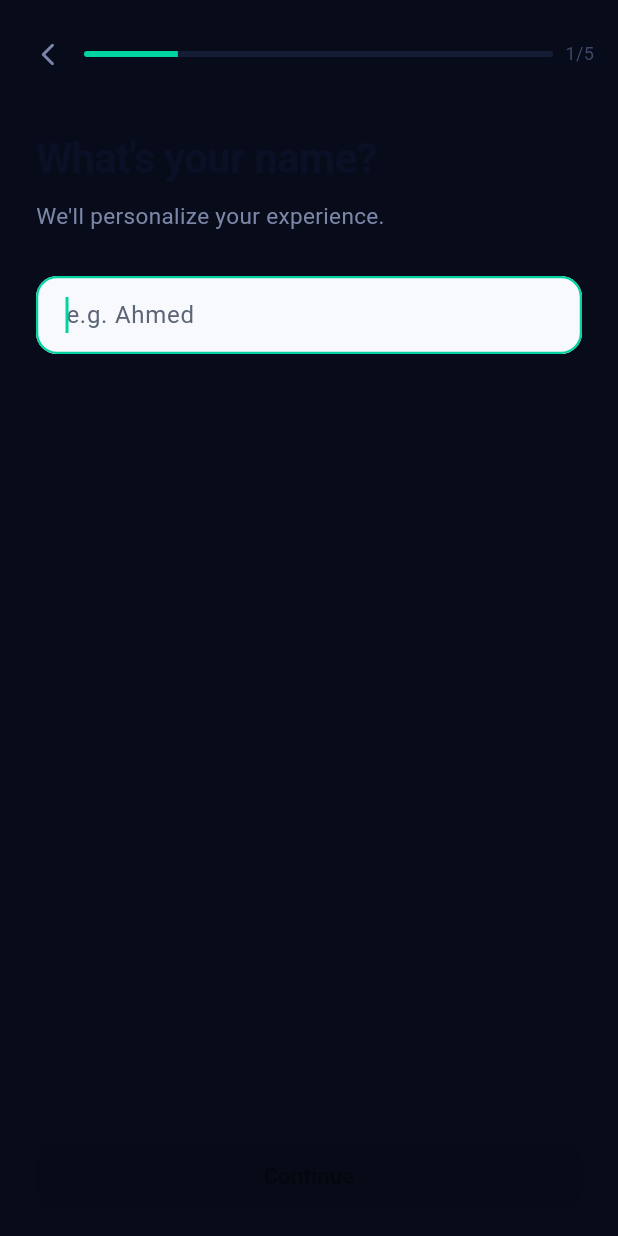
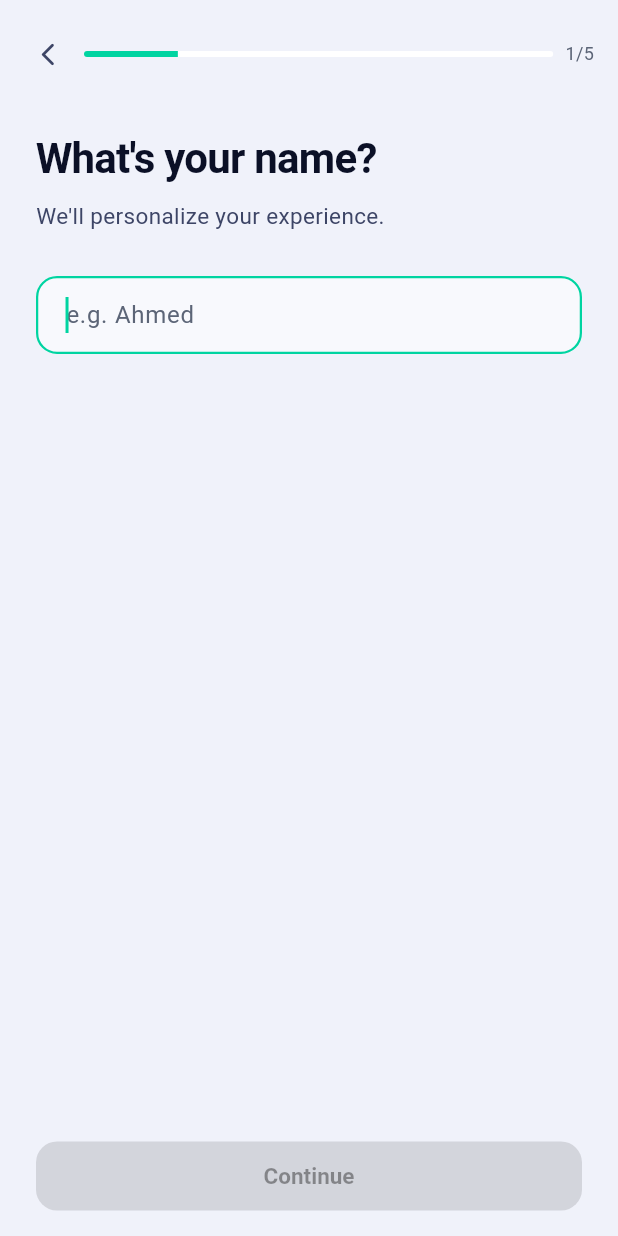
Before and after one commit to abuhussein1504/3ML, a Flutter app: the screen it shows after launch, after a tap on "Light", after a tap on "I'm New — Set Up My Budget", on a phone screen of 412 x 824 dp. Run offline on Flutter 3.47's test engine with Material 3 defaults, Android fonts, the phone set to English and light mode, and no system bars; our stand-ins replace file_picker, fl_chart, share_plus, shared_preferences, sqflite; accounts and stored records are empty.

Commit message:
edit on themes

```diff
--- a/lib/screens/onboarding/onboarding_screen.dart
+++ b/lib/screens/onboarding/onboarding_screen.dart
@@ -13,8 +13,9 @@ class OnboardingScreen extends StatelessWidget {
 
   @override
   Widget build(BuildContext context) {
+    final c = context.appColors;
     return Scaffold(
-      backgroundColor: AppTheme.bgPrimary,
+      backgroundColor: c.bgPrimary,
       body: SafeArea(
         child: LayoutBuilder(
           builder: (context, constraints) {
@@ -40,33 +41,33 @@ class OnboardingScreen extends StatelessWidget {
                               borderRadius: BorderRadius.circular(20),
                             ),
                             alignment: Alignment.center,
-                            child: const Text(
+                            child: Text(
                               '3ML',
                               style: TextStyle(
                                 fontSize: 22,
                                 fontWeight: FontWeight.w900,
-                                color: AppTheme.bgPrimary,
+                                color: c.bgPrimary,
                                 letterSpacing: -1,
                               ),
                             ),
                           ),
                           const SizedBox(height: 28),
-                          const Text(
+                          Text(
                             'Make My\nMoney Last',
                             style: TextStyle(
                               fontSize: 42,
                               fontWeight: FontWeight.w900,
-                              color: AppTheme.textPrimary,
+                              color: c.textPrimary,
                               height: 1.1,
                               letterSpacing: -1.5,
                             ),
                           ),
                           const SizedBox(height: 16),
-                          const Text(
+                          Text(
                             'One number. Every day.\nHow much can you safely spend today?',
                             style: TextStyle(
                               fontSize: 17,
-                              color: AppTheme.textSecondary,
+                              color: c.textSecondary,
                               height: 1.5,
                             ),
                           ),
@@ -105,8 +106,8 @@ class OnboardingScreen extends StatelessWidget {
                               width: double.infinity,
                               child: OutlinedButton(
                                 style: OutlinedButton.styleFrom(
-                                  foregroundColor: AppTheme.textPrimary,
-                                  side: const BorderSide(color: AppTheme.border),
+                                  foregroundColor: c.textPrimary,
+                                  side: BorderSide(color: c.border),
                                   padding:
                                       const EdgeInsets.symmetric(vertical: 14),
                                   shape: RoundedRectangleBorder(
@@ -183,6 +184,7 @@ class _FeatureRow extends StatelessWidget {
 
   @override
   Widget build(BuildContext context) {
+    final c = context.appColors;
     return Row(
       crossAxisAlignment: CrossAxisAlignment.start,
       children: [
@@ -191,9 +193,9 @@ class _FeatureRow extends StatelessWidget {
         Expanded(
           child: Text(
             text,
-            style: const TextStyle(
+            style: TextStyle(
               fontSize: 15,
-              color: AppTheme.textSecondary,
+              color: c.textSecondary,
             ),
           ),
         ),
--- a/lib/screens/onboarding/setup_screen.dart
+++ b/lib/screens/onboarding/setup_screen.dart
@@ -112,8 +112,12 @@ class _SetupScreenState extends State<SetupScreen> {
 
   @override
   Widget build(BuildContext context) {
+    final c = context.appColors;
+    final elevatedFg = Theme.of(context).brightness == Brightness.dark
+        ? c.bgPrimary
+        : Colors.white;
     return Scaffold(
-      backgroundColor: AppTheme.bgPrimary,
+      backgroundColor: c.bgPrimary,
       resizeToAvoidBottomInset: true,
       body: SafeArea(
         child: Column(
@@ -125,15 +129,15 @@ class _SetupScreenState extends State<SetupScreen> {
                 children: [
                   IconButton(
                     onPressed: _back,
-                    icon: const Icon(Icons.arrow_back_ios_new_rounded,
-                        color: AppTheme.textSecondary, size: 18),
+                    icon: Icon(Icons.arrow_back_ios_new_rounded,
+                        color: c.textSecondary, size: 18),
                   ),
                   Expanded(
                     child: ClipRRect(
                       borderRadius: BorderRadius.circular(4),
                       child: LinearProgressIndicator(
                         value: (_step + 1) / 5,
-                        backgroundColor: AppTheme.bgCard,
+                        backgroundColor: c.bgCard,
                         valueColor: const AlwaysStoppedAnimation(AppTheme.primary),
                         minHeight: 4,
                       ),
@@ -142,8 +146,8 @@ class _SetupScreenState extends State<SetupScreen> {
                   const SizedBox(width: 8),
                   Text(
                     '${_step + 1}/5',
-                    style: const TextStyle(
-                        color: AppTheme.textMuted, fontSize: 12),
+                    style: TextStyle(
+                        color: c.textMuted, fontSize: 12),
                   ),
                 ],
               ),
@@ -161,7 +165,7 @@ class _SetupScreenState extends State<SetupScreen> {
                       controller: _nameCtrl,
                       autofocus: true,
                       textCapitalization: TextCapitalization.words,
-                      style: const TextStyle(color: AppTheme.textPrimary),
+                      style: TextStyle(color: c.textPrimary),
                       decoration:
                           const InputDecoration(hintText: 'e.g. Ahmed'),
                       onChanged: (_) => setState(() {}),
@@ -174,8 +178,8 @@ class _SetupScreenState extends State<SetupScreen> {
                       children: [
                         DropdownButtonFormField<String>(
                           initialValue: _currency,
-                          dropdownColor: AppTheme.bgCard,
-                          style: const TextStyle(color: AppTheme.textPrimary),
+                          dropdownColor: c.bgCard,
+                          style: TextStyle(color: c.textPrimary),
                           decoration:
                               const InputDecoration(labelText: 'Currency'),
                           items: _currencies
@@ -191,12 +195,12 @@ class _SetupScreenState extends State<SetupScreen> {
                           controller: _salaryCtrl,
                           keyboardType: const TextInputType.numberWithOptions(
                               decimal: true),
-                          style: const TextStyle(color: AppTheme.textPrimary),
+                          style: TextStyle(color: c.textPrimary),
                           decoration: InputDecoration(
                             hintText: 'e.g. 12000',
                             prefixText: '$_currency  ',
                             prefixStyle:
-                                const TextStyle(color: AppTheme.textMuted),
+                                TextStyle(color: c.textMuted),
                           ),
                           onChanged: (_) => setState(() {}),
                         ),
@@ -219,12 +223,12 @@ class _SetupScreenState extends State<SetupScreen> {
                       controller: _billsCtrl,
                       keyboardType: const TextInputType.numberWithOptions(
                           decimal: true),
-                      style: const TextStyle(color: AppTheme.textPrimary),
+                      style: TextStyle(color: c.textPrimary),
                       decoration: InputDecoration(
                         hintText: 'e.g. 3000',
                         prefixText: '$_currency  ',
                         prefixStyle:
-                            const TextStyle(color: AppTheme.textMuted),
+                            TextStyle(color: c.textMuted),
                       ),
                     ),
                   ),
@@ -236,12 +240,12 @@ class _SetupScreenState extends State<SetupScreen> {
                       controller: _savingsCtrl,
                       keyboardType: const TextInputType.numberWithOptions(
                           decimal: true),
-                      style: const TextStyle(color: AppTheme.textPrimary),
+                      style: TextStyle(color: c.textPrimary),
                       decoration: InputDecoration(
                         hintText: 'e.g. 1000',
                         prefixText: '$_currency  ',
                         prefixStyle:
-                            const TextStyle(color: AppTheme.textMuted),
+                            TextStyle(color: c.textMuted),
                       ),
                       onChanged: (_) => setState(() {}),
                     ),
@@ -258,13 +262,13 @@ class _SetupScreenState extends State<SetupScreen> {
                 child: ElevatedButton(
                   onPressed: _canProceed ? _next : null,
                   child: _isLoading
-                      ? const SizedBox(
+                      ? SizedBox(
                           height: 20,
                           width: 20,
                           child: CircularProgressIndicator(
                             strokeWidth: 2,
                             valueColor:
-                                AlwaysStoppedAnimation(AppTheme.bgPrimary),
+                                AlwaysStoppedAnimation(elevatedFg),
                           ),
                         )
                       : Text(_step == 4 ? "Let's Go! 🚀" : 'Continue'),
@@ -291,6 +295,7 @@ class _StepPage extends StatelessWidget {
 
   @override
   Widget build(BuildContext context) {
+    final c = context.appColors;
     final bottomInset = MediaQuery.viewInsetsOf(context).bottom;
     return SingleChildScrollView(
       keyboardDismissBehavior: ScrollViewKeyboardDismissBehavior.onDrag,
@@ -305,8 +310,8 @@ class _StepPage extends StatelessWidget {
                 style: Theme.of(context).textTheme.headlineLarge),
             const SizedBox(height: 10),
             Text(subtitle,
-                style: const TextStyle(
-                    color: AppTheme.textSecondary,
+                style: TextStyle(
+                    color: c.textSecondary,
                     fontSize: 15,
                     height: 1.5)),
             const SizedBox(height: 28),
@@ -325,12 +330,16 @@ class _PaydayPicker extends StatelessWidget {
 
   @override
   Widget build(BuildContext context) {
+    final c = context.appColors;
     return Wrap(
       spacing: 8,
       runSpacing: 8,
       children: List.generate(31, (i) {
         final day = i + 1;
         final isSelected = day == selected;
+        final onPrimary = Theme.of(context).brightness == Brightness.dark
+            ? c.bgPrimary
+            : Colors.white;
         return GestureDetector(
           onTap: () => onChanged(day),
           child: AnimatedContainer(
@@ -338,17 +347,17 @@ class _PaydayPicker extends StatelessWidget {
             width: 46,
             height: 46,
             decoration: BoxDecoration(
-              color: isSelected ? AppTheme.primary : AppTheme.bgCard,
+              color: isSelected ? AppTheme.primary : c.bgCard,
               borderRadius: BorderRadius.circular(12),
               border: Border.all(
-                color: isSelected ? AppTheme.primary : AppTheme.border,
+                color: isSelected ? AppTheme.primary : c.border,
               ),
             ),
             alignment: Alignment.center,
             child: Text(
               '$day',
               style: TextStyle(
-                color: isSelected ? AppTheme.bgPrimary : AppTheme.textSecondary,
+                color: isSelected ? onPrimary : c.textSecondary,
                 fontWeight:
                     isSelected ? FontWeight.w700 : FontWeight.w400,
                 fontSize: 14,
--- a/lib/screens/onboarding/theme_choice_screen.dart
+++ b/lib/screens/onboarding/theme_choice_screen.dart
@@ -9,8 +9,9 @@ class ThemeChoiceScreen extends StatelessWidget {
 
   @override
   Widget build(BuildContext context) {
+    final c = context.appColors;
     return Scaffold(
-      backgroundColor: AppTheme.bgPrimary,
+      backgroundColor: c.bgPrimary,
       body: SafeArea(
         child: LayoutBuilder(
           builder: (context, constraints) {
@@ -42,21 +43,21 @@ class ThemeChoiceScreen extends StatelessWidget {
                         ),
                       ),
                       const SizedBox(height: 28),
-                      const Text(
+                      Text(
                         'Choose your look',
                         style: TextStyle(
                           fontSize: 32,
                           fontWeight: FontWeight.w900,
-                          color: AppTheme.textPrimary,
+                          color: c.textPrimary,
                           letterSpacing: -1,
                         ),
                       ),
                       const SizedBox(height: 12),
-                      const Text(
+                      Text(
                         'You can change this anytime in Settings.',
                         style: TextStyle(
                           fontSize: 16,
-                          color: AppTheme.textSecondary,
+                          color: c.textSecondary,
                           height: 1.45,
                         ),
                       ),
@@ -110,6 +111,7 @@ class _ThemeCard extends StatelessWidget {
 
   @override
   Widget build(BuildContext context) {
+    final c = context.appColors;
     return Material(
       color: Colors.transparent,
       child: InkWell(
@@ -118,19 +120,19 @@ class _ThemeCard extends StatelessWidget {
         child: Ink(
           padding: const EdgeInsets.symmetric(vertical: 28),
           decoration: BoxDecoration(
-            color: AppTheme.bgCard,
+            color: c.bgCard,
             borderRadius: BorderRadius.circular(20),
-            border: Border.all(color: AppTheme.border),
+            border: Border.all(color: c.border),
           ),
           child: Column(
             mainAxisSize: MainAxisSize.min,
             children: [
-              Icon(icon, size: 40, color: AppTheme.textPrimary),
+              Icon(icon, size: 40, color: c.textPrimary),
               const SizedBox(height: 12),
               Text(
                 label,
-                style: const TextStyle(
-                  color: AppTheme.textPrimary,
+                style: TextStyle(
+                  color: c.textPrimary,
                   fontSize: 17,
                   fontWeight: FontWeight.w700,
                 ),
```
